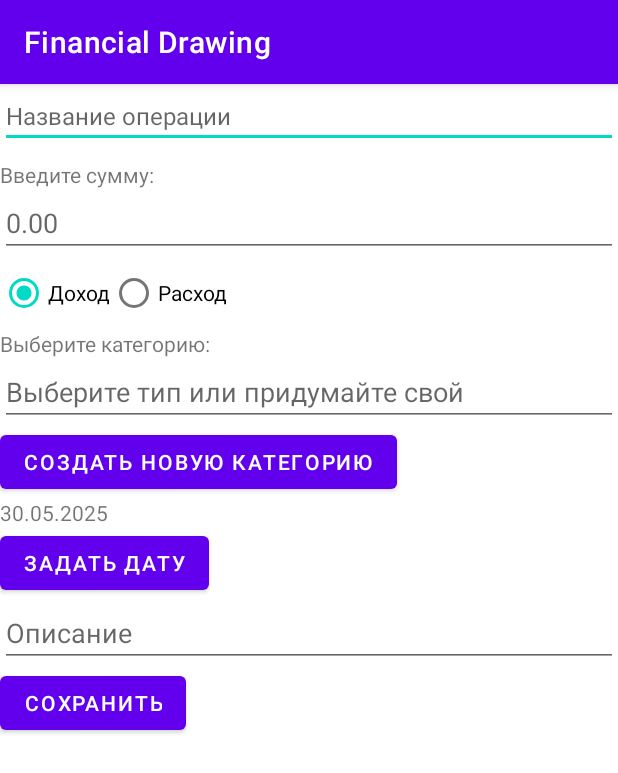
After one commit to TakeByI/Financial-Drawing, an Android app: the CreateNewOperationActivity screen opened directly, with no data from a screen before it, on a phone screen of 412 x 824 dp. The commit adds this screen. Shown: the top 773 px of the screen. Run offline under Robolectric (Android 15) with nearby library versions, the phone set to English and light mode, and no system bars; our stand-ins replace Firebase (no records; nobody signed in at launch, a user with empty details on screens opened directly).

Commit message:
Рабочее добавление новой операции без доп. проверок на правильность введенных данных

```diff
--- a/app/src/main/AndroidManifest.xml
+++ b/app/src/main/AndroidManifest.xml
@@ -12,6 +12,9 @@
         android:supportsRtl="true"
         android:theme="@style/Theme.FinancialDrawing"
         tools:targetApi="31">
+        <activity
+            android:name=".CreateNewOperationActivity"
+            android:exported="false" />
         <activity
             android:name=".AuthActivity"
             android:exported="true">
--- /dev/null
+++ b/app/src/main/java/com/example/financialdrawing/CreateNewOperationActivity.java
@@ -0,0 +1,246 @@
+package com.example.financialdrawing;
+
+import android.app.DatePickerDialog;
+import android.os.Bundle;
+import android.text.Editable;
+import android.text.TextWatcher;
+import android.util.Log;
+import android.widget.ArrayAdapter;
+import android.widget.AutoCompleteTextView;
+import android.widget.Button;
+import android.widget.EditText;
+import android.widget.RadioButton;
+import android.widget.RadioGroup;
+import android.widget.TextView;
+
+import androidx.appcompat.app.AppCompatActivity;
+
+import com.example.financialdrawing.DataSamples.Operation;
+import com.example.financialdrawing.databinding.ActivityCreateNewOperationBinding;
+import com.google.firebase.Timestamp;
+import com.google.firebase.auth.FirebaseAuth;
+import com.google.firebase.firestore.FirebaseFirestore;
+
+import java.util.Calendar;
+import java.util.Locale;
+
+public class CreateNewOperationActivity extends AppCompatActivity {
+
+    private ActivityCreateNewOperationBinding binding;
+    private Calendar calendar = Calendar.getInstance();
+    private FirebaseAuth firebaseAuth;
+    private FirebaseFirestore firebaseFirestore;
+    private String userId;
+
+    private RadioGroup typeRadioGroup;
+    private RadioButton incomeRadioButton;
+
+    private AutoCompleteTextView categoryAutoCompleteTextView;
+
+    private TextView chosenDateTextView;
+
+    private Button chooseDateButton;
+    private Button saveOperationButton;
+
+    private EditText titleOperationEditText;
+    private EditText amountEditText;
+    private EditText descriptionEditText;
+
+    // Массив значений категорий
+    private final static String[] categoriesExpense = {"Здоровье", "Досуг", "Дом", "Общепит", "Образование", "Подарки", "Продукты", "Семья", "Спорт", "Транспорт", "Другое"};
+    private final static String[] categoriesIncome = {"Зарплата", "Подарок", "Вклад", "Другое"};
+
+    @Override
+    protected void onCreate(Bundle savedInstanceState) {
+        super.onCreate(savedInstanceState);
+        binding = ActivityCreateNewOperationBinding.inflate(getLayoutInflater());
+        setContentView(binding.getRoot()); // Установка корневого View
+
+        firebaseAuth = FirebaseAuth.getInstance();
+        firebaseFirestore = FirebaseFirestore.getInstance();
+
+        userId = firebaseAuth.getCurrentUser() != null ? firebaseAuth.getCurrentUser().getUid() : "null";
+
+        //радио элементы
+        typeRadioGroup = binding.typeRadioGroup;
+        incomeRadioButton = binding.incomeRadioButton;
+
+        //autoCompleteTextView
+        categoryAutoCompleteTextView = binding.typeAutoComplete;
+
+        //кнопки
+        chooseDateButton = binding.chooseDateButton;
+        saveOperationButton = binding.saveOperationButton;
+
+        //textView
+        chosenDateTextView = binding.chosenDateTextView;
+
+        //editText
+        titleOperationEditText = binding.titleOperationEditText;
+        amountEditText = binding.amountEditText;
+        descriptionEditText = binding.descriptionEditText;
+
+        // Адаптеры
+        ArrayAdapter<String> adapterIncome = new ArrayAdapter<>(
+                this,
+                android.R.layout.simple_dropdown_item_1line,
+                categoriesIncome
+        );
+        ArrayAdapter<String> adapterExpense = new ArrayAdapter<>(
+                this,
+                android.R.layout.simple_dropdown_item_1line,
+                categoriesExpense
+        );
+        //пока хотя бы раз не нажали на радиокнопку, не будут отображаться категории, поэтому базово будут отображаться категории доходов
+        categoryAutoCompleteTextView.setAdapter(adapterIncome);
+
+
+        int year = calendar.get(Calendar.YEAR);
+        int month = calendar.get(Calendar.MONTH);
+        int day = calendar.get(Calendar.DAY_OF_MONTH);
+        // Форматируем дату в строку (дд.мм.гггг)
+        String formattedDate = String.format(Locale.getDefault(),
+                "%02d.%02d.%d", day, month + 1, year);
+        calendar.set(year, month, day);
+        // Устанавливаем текст в TextView
+        chosenDateTextView.setText(formattedDate);
+
+
+        //при изменении нажатия на кнопки радиогруппы
+        typeRadioGroup.setOnCheckedChangeListener((group, checkedId) -> {
+            // checkedId — ID выбранной RadioButton
+            if (checkedId == R.id.incomeRadioButton) {
+                Log.d("My Log RadioGroup", "Выбран доход");
+                categoryAutoCompleteTextView.setAdapter(adapterIncome);
+            } else if (checkedId == R.id.expenseRadioButton) {
+                Log.d("My Log RadioGroup", "Выбран расход");
+                categoryAutoCompleteTextView.setAdapter(adapterExpense);
+            }
+        });
+
+
+        // 3. Показываем все варианты при клике на списочек с категориями
+        categoryAutoCompleteTextView.setOnClickListener(v -> {
+            categoryAutoCompleteTextView.showDropDown();
+        });
+
+
+
+        chooseDateButton.setOnClickListener(v -> {
+            showDatePickerDialog();
+        });
+
+        saveOperationButton.setOnClickListener(v -> {
+            saveOperationToFirebase();
+        });
+
+
+
+        //проверки для валидации поля ввода с суммой
+        amountEditText.addTextChangedListener(new TextWatcher() {
+            private String current = "";
+
+            @Override
+            public void beforeTextChanged(CharSequence s, int start, int count, int after) {}
+
+            @Override
+            public void onTextChanged(CharSequence s, int start, int before, int count) {}
+
+            @Override
+            public void afterTextChanged(Editable s) {
+                if (!s.toString().equals(current)) {
+                    amountEditText.removeTextChangedListener(this);
+
+                    // Удаляем все символы кроме цифр и точки
+                    String cleanString = s.toString().replaceAll("[^\\d.]", "");
+
+                    // Проверяем количество точек
+                    int dotCount = cleanString.length() - cleanString.replace(".", "").length();
+
+                    if (dotCount > 1) {
+                        // Если больше одной точки, оставляем только первую
+                        int dotIndex = cleanString.indexOf(".");
+                        cleanString = cleanString.substring(0, dotIndex + 1) +
+                                cleanString.substring(dotIndex + 1).replace(".", "");
+                    }
+
+                    // Ограничиваем до 2 знаков после точки
+                    if (cleanString.contains(".")) {
+                        String[] parts = cleanString.split("\\.");
+                        if (parts.length > 1 && parts[1].length() > 2) {
+                            cleanString = parts[0] + "." + parts[1].substring(0, 2);
+                        }
+                    }
+
+                    current = cleanString;
+                    amountEditText.setText(cleanString);
+                    amountEditText.setSelection(cleanString.length());
+
+                    amountEditText.addTextChangedListener(this);
+                }
+            }
+        });
+    }
+
+    //отображение окна выбора даты и сохранение даты в textview
+    private void showDatePickerDialog() {
+        // Получаем текущую дату для начальных значений
+        int year = calendar.get(Calendar.YEAR);
+        int month = calendar.get(Calendar.MONTH);
+        int day = calendar.get(Calendar.DAY_OF_MONTH);
+
+        // Создаем DatePickerDialog
+        DatePickerDialog datePickerDialog = new DatePickerDialog(
+                this,
+                (view, selectedYear, selectedMonth, selectedDay) -> {
+                    // Обработка выбранной даты
+                    calendar.set(selectedYear, selectedMonth, selectedDay);
+                    String formattedDate = String.format(Locale.getDefault(),
+                            "%02d.%02d.%d", selectedDay, selectedMonth + 1, selectedYear);
+                    chosenDateTextView.setText(formattedDate);
+                },
+                year, month, day);
+
+        // Дополнительные настройки (необязательно)
+        datePickerDialog.getDatePicker().setMaxDate(System.currentTimeMillis()); // Макс. дата - сегодня
+        // datePickerDialog.getDatePicker().setMinDate(...); // Можно установить минимальную дату
+
+        datePickerDialog.show();
+    }
+
+    private void saveOperationToFirebase() {
+        String title = titleOperationEditText.getText().toString();
+        boolean isIncome = incomeRadioButton.isChecked();
+        String category = categoryAutoCompleteTextView.getText().toString();
+        String amount = amountEditText.getText().toString();
+        Timestamp createdAt = new Timestamp(calendar.getTime());
+        String description = descriptionEditText.getText().toString();
+
+        Operation operation = new Operation(userId,
+                title,
+                isIncome,
+                category,
+                amount,
+                createdAt,
+                description
+                );
+
+        firebaseFirestore.collection("operations")
+                .add(operation)
+                .addOnSuccessListener(documentReference -> {
+                    Log.d("My Log Firestore", "Операция сохранена с ID: " + documentReference.getId());
+                    finish(); // Закрываем активити после сохранения
+                })
+                .addOnFailureListener(e -> {
+                    Log.e("My Log Firestore", "Ошибка сохранения операции", e);
+                });
+    }
+
+
+
+    @Override
+    protected void onDestroy() {
+        super.onDestroy();
+        binding = null; // Очистка Binding для избежания утечек памяти
+    }
+}
--- /dev/null
+++ b/app/src/main/res/layout/activity_create_new_operation.xml
@@ -0,0 +1,111 @@
+<?xml version="1.0" encoding="utf-8"?>
+<LinearLayout xmlns:android="http://schemas.android.com/apk/res/android"
+    xmlns:app="http://schemas.android.com/apk/res-auto"
+    xmlns:tools="http://schemas.android.com/tools"
+    android:id="@+id/main"
+    android:layout_width="match_parent"
+    android:layout_height="match_parent"
+    android:orientation="vertical"
+    tools:context=".CreateNewOperationActivity">
+
+    <EditText
+        android:id="@+id/titleOperationEditText"
+        android:layout_width="match_parent"
+        android:layout_height="wrap_content"
+        android:hint="Название операции"
+        android:textSize="16sp"
+        android:maxLength="30"
+        android:layout_marginBottom="8dp"
+        android:inputType="textCapSentences|textNoSuggestions"
+        />
+
+    <TextView
+        android:layout_width="wrap_content"
+        android:layout_height="wrap_content"
+        android:id="@+id/enterAmountTextView"
+        android:text="Введите сумму:"
+        />
+
+    <EditText
+        android:id="@+id/amountEditText"
+        android:layout_width="match_parent"
+        android:layout_height="wrap_content"
+        android:hint="0.00"
+        android:inputType="numberDecimal"
+        android:digits="0123456789."
+        />
+
+    <RadioGroup
+        android:id="@+id/typeRadioGroup"
+        android:layout_width="wrap_content"
+        android:layout_height="wrap_content"
+        android:orientation="horizontal">
+
+        <RadioButton
+            android:id="@+id/incomeRadioButton"
+            android:layout_width="wrap_content"
+            android:layout_height="wrap_content"
+            android:text="Доход"
+            android:checked="true" />  <!-- По умолчанию выбран -->
+
+        <RadioButton
+            android:id="@+id/expenseRadioButton"
+            android:layout_width="wrap_content"
+            android:layout_height="wrap_content"
+            android:text="Расход" />
+    </RadioGroup>
+
+    <TextView
+        android:layout_width="wrap_content"
+        android:layout_height="wrap_content"
+        android:id="@+id/chooseCategoryTextView"
+        android:text="Выберите категорию:"
+        />
+
+    <AutoCompleteTextView
+        android:id="@+id/typeAutoComplete"
+        android:layout_width="match_parent"
+        android:layout_height="wrap_content"
+        android:hint="Выберите тип или придумайте свой"
+        android:completionThreshold="1"
+        android:dropDownHeight="240dp"
+        />
+
+    <Button
+        android:layout_width="wrap_content"
+        android:layout_height="wrap_content"
+        android:id="@+id/createNewCategoryButton"
+        android:text="Создать новую категорию"
+        />
+
+    <TextView
+        android:layout_width="wrap_content"
+        android:layout_height="wrap_content"
+        android:id="@+id/chosenDateTextView"
+        android:text="Дата"
+        />
+
+
+    <Button
+        android:layout_width="wrap_content"
+        android:layout_height="wrap_content"
+        android:id="@+id/chooseDateButton"
+        android:text="Задать дату"
+        />
+
+    <EditText
+        android:id="@+id/descriptionEditText"
+        android:layout_width="match_parent"
+        android:layout_height="wrap_content"
+        android:hint="Описание"
+        />
+
+    <Button
+        android:layout_width="wrap_content"
+        android:layout_height="wrap_content"
+        android:id="@+id/saveOperationButton"
+        android:text="Сохранить"
+        />
+
+
+</LinearLayout>
```
Also changed, not shown: app/src/main/java/com/example/financialdrawing/DataSamples/Operation.java (+104 -3 lines), app/src/main/java/com/example/financialdrawing/ui/home/HomeFragment.java (+16 -20 lines), app/src/main/res/layout/fragment_home.xml (+9 -0 lines).
